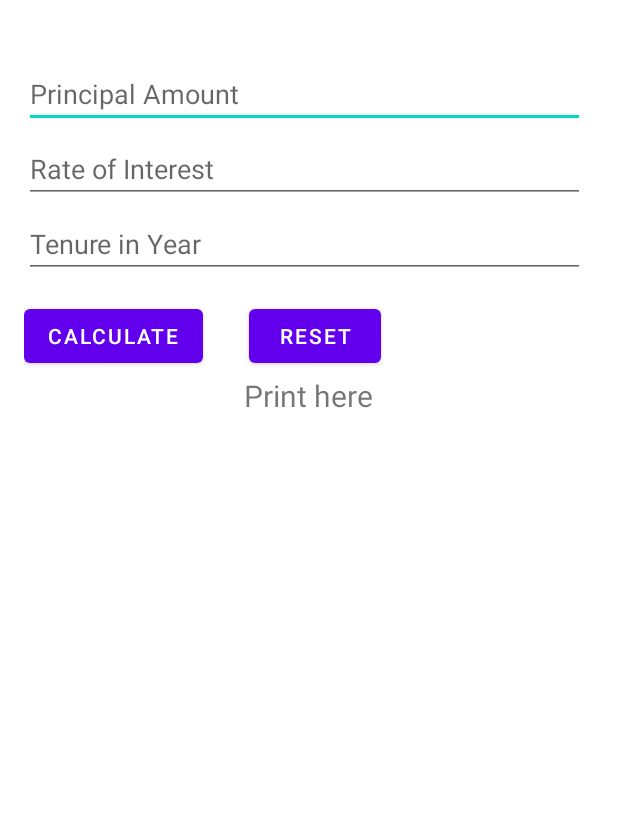
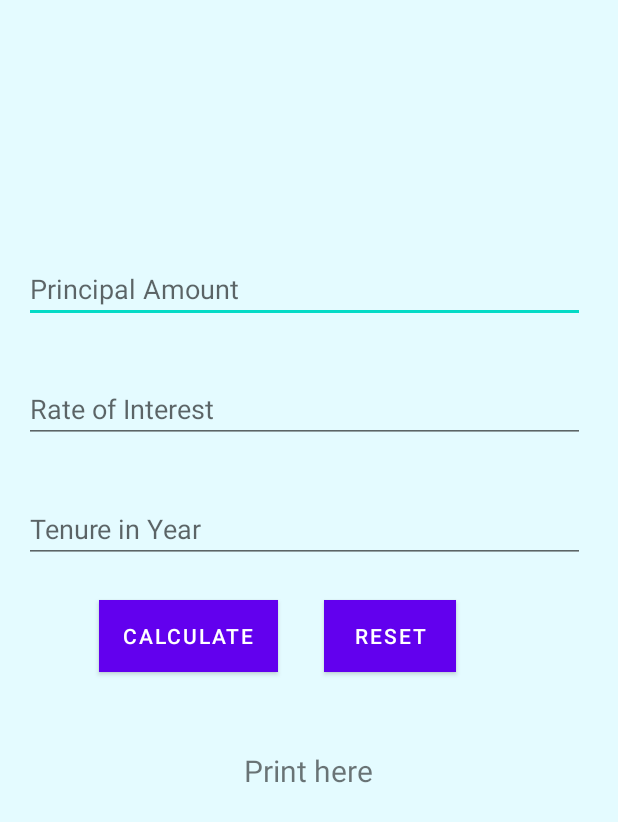
Before and after one commit to prabirbiswas/EMI-Calculator, an Android app: the screen it shows after launch (MainActivity), on a phone screen of 412 x 824 dp. Shown: the top 822 px of the screen. Run offline under Robolectric (Android 15) with nearby library versions, the phone set to English and light mode, and no system bars.

Commit message:
Design Change

```diff
--- a/app/src/main/java/com/example/emicalculator/MainActivity.java
+++ b/app/src/main/java/com/example/emicalculator/MainActivity.java
@@ -37,9 +37,10 @@ public class MainActivity extends AppCompatActivity {
                 double rate=Double.parseDouble(interest.getText().toString());
                 double time=Double.parseDouble(tenure.getText().toString());
 
-                rate=rate/(12*100);
-                time=time*12;
+                rate=rate/(12*100);//interest calculation
+                time=time*12;//year to month
 
+                //calculation for EMI
                 double emi= (princ * rate * (float)Math.pow(1+rate,time))/(float)(Math.pow(1+rate,time)-1);
                 print.setText(Double.toString(emi));
             }
--- a/app/src/main/res/layout/activity_main.xml
+++ b/app/src/main/res/layout/activity_main.xml
@@ -3,13 +3,14 @@
     android:layout_width="match_parent"
     android:layout_height="match_parent"
     android:paddingLeft="16dp"
-    android:paddingRight="16dp" >
+    android:paddingRight="16dp"
+    android:background="@color/sky_blue">
 
     <EditText
         android:id="@+id/principalText"
         android:layout_width="374dp"
         android:layout_height="wrap_content"
-        android:layout_marginTop="40dp"
+        android:layout_marginTop="170dp"
         android:ems="10"
         android:inputType="number"
         android:hint="Principal Amount"/>
@@ -19,7 +20,7 @@
         android:layout_width="374dp"
         android:layout_height="wrap_content"
         android:ems="10"
-        android:layout_marginTop="90dp"
+        android:layout_marginTop="250dp"
         android:inputType="number"
         android:hint="Rate of Interest"/>
 
@@ -28,7 +29,7 @@
         android:layout_width="374dp"
         android:layout_height="wrap_content"
         android:ems="10"
-        android:layout_marginTop="140dp"
+        android:layout_marginTop="330dp"
         android:inputType="number"
         android:hint="Tenure in Year"
         />
@@ -37,22 +38,25 @@
         android:id="@+id/calculateButton"
         android:layout_width="wrap_content"
         android:layout_height="wrap_content"
-        android:layout_marginTop="200dp"
+        android:layout_marginTop="400dp"
+        android:layout_marginLeft="50dp"
         android:text="Calculate"
+        android:background="@color/purple_1"
         />
     <Button
         android:layout_width="wrap_content"
         android:layout_height="wrap_content"
         android:id="@+id/resetButton"
         android:text="Reset"
-        android:layout_marginTop="200dp"
-        android:layout_marginLeft="150dp"
+        android:layout_marginTop="400dp"
+        android:layout_marginLeft="200dp"
+        android:background="@color/purple_1"
         />
     <TextView
         android:layout_width="wrap_content"
         android:layout_height="wrap_content"
         android:id="@+id/print"
-        android:layout_marginTop="250dp"
+        android:layout_marginTop="500dp"
         android:layout_centerHorizontal="true"
         android:text="Print here"
         android:textSize="20dp"
--- a/app/src/main/res/values/colors.xml
+++ b/app/src/main/res/values/colors.xml
@@ -7,4 +7,7 @@
     <color name="teal_700">#FF018786</color>
     <color name="black">#FF000000</color>
     <color name="white">#FFFFFFFF</color>
+    <color name="sky_blue">#e4fbff</color>
+    <color name="purple_1">#b8b5ff</color>
+
 </resources>
```
